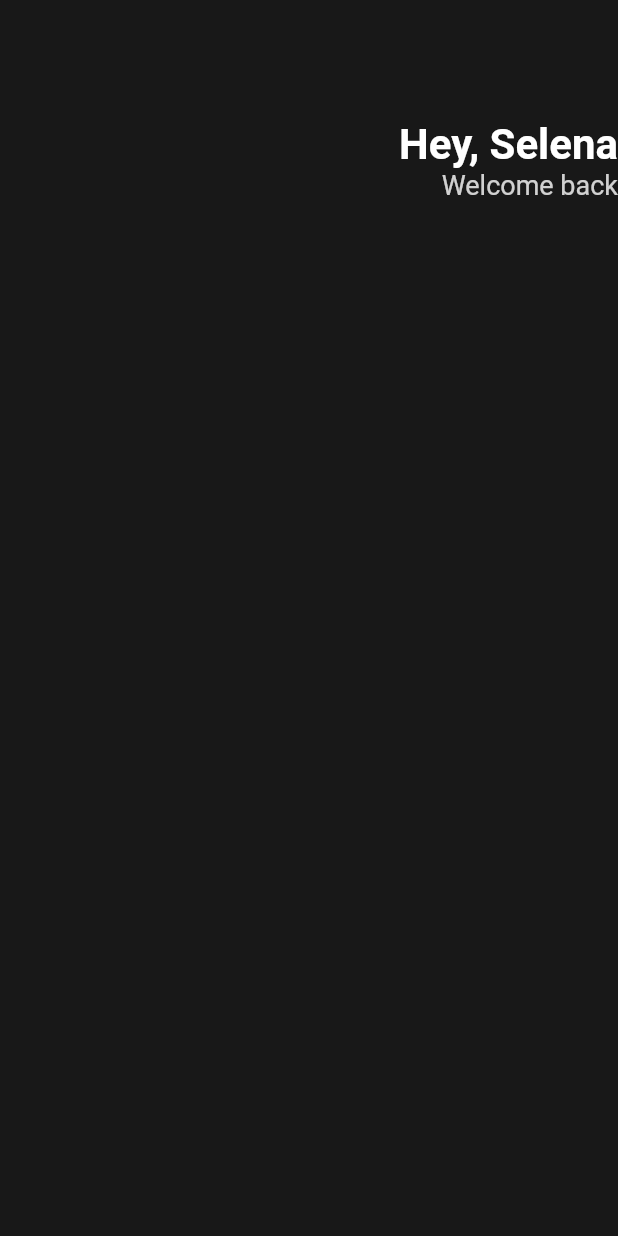
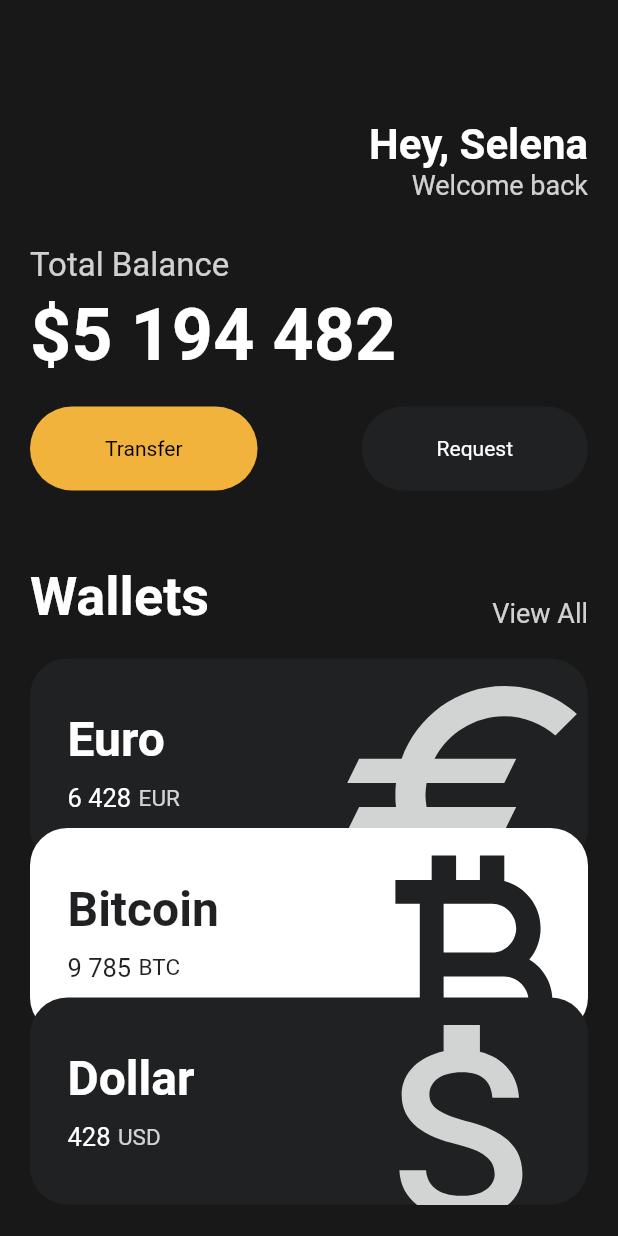
Before and after one commit to paryuyu/toonflix, a Flutter app: the screen it shows after launch, on a phone screen of 412 x 824 dp. Run offline on Flutter 3.47's test engine with Material 2 defaults, Android fonts, the phone set to English and light mode, and no system bars.

Commit message:
UI challenge 완료

```diff
--- a/lib/main.dart
+++ b/lib/main.dart
@@ -1,22 +1,36 @@
-import 'package:flutter/cupertino.dart';
 import 'package:flutter/material.dart';
+import 'package:toonflix/widgets/button.dart';
+import 'package:toonflix/widgets/currency_card.dart';
+
+const taxAmount = 15;
+const priceAmount = 30;
+
+var finalPrice = taxAmount + priceAmount;
 
 void main() {
-  runApp(App());
+  runApp(const App());
 }
 
 //이게 이 어플리케이션의 루트임.
 class App extends StatelessWidget {
+  const App({super.key});
+
   //모든 위젯은 빌드 메소드를 써야함
   @override
   Widget build(BuildContext context) {
     //기본 UI 세팅 : CupertinoApp(ios theme), MaterialApp
     return MaterialApp(
       home: Scaffold(
-          backgroundColor: Color(0xFF181818),
-          body: Column(
+        backgroundColor: const Color(0xFF181818),
+        body: SingleChildScrollView(
+          child: Padding(
+            padding: const EdgeInsets.symmetric(
+              horizontal: 20,
+            ),
+            child: Column(
+              crossAxisAlignment: CrossAxisAlignment.start,
               children: [
-              SizedBox(
+                const SizedBox(
                   height: 80,
                 ),
                 Row(
@@ -25,7 +39,7 @@ class App extends StatelessWidget {
                     Column(
                       crossAxisAlignment: CrossAxisAlignment.end,
                       children: [
-                      Text(
+                        const Text(
                           'Hey, Selena',
                           style: TextStyle(
                             color: Colors.white,
@@ -44,8 +58,102 @@ class App extends StatelessWidget {
                     ),
                   ],
                 ),
+                const SizedBox(
+                  height: 30,
+                ),
+                Text(
+                  'Total Balance',
+                  style: TextStyle(
+                    fontSize: 22,
+                    color: Colors.white.withOpacity(0.8),
+                  ),
+                ),
+                const SizedBox(
+                  height: 5,
+                ),
+                Text(
+                  '\$5 194 482',
+                  style: TextStyle(
+                    fontSize: 48,
+                    fontWeight: FontWeight.w600,
+                    color: Colors.white.withOpacity(1),
+                  ),
+                ),
+                const SizedBox(
+                  height: 20,
+                ),
+                const Row(
+                  mainAxisAlignment: MainAxisAlignment.spaceBetween,
+                  children: [
+                    Button(
+                        text: 'Transfer',
+                        bgColor: Color(0xFFF1B33B),
+                        textColor: Colors.black),
+                    Button(
+                        text: 'Request',
+                        bgColor: Color(0xFF1F2123),
+                        textColor: Colors.white)
                   ],
-          )),
+                ),
+                const SizedBox(
+                  height: 50,
+                ),
+                Row(
+                  mainAxisAlignment: MainAxisAlignment.spaceBetween,
+                  crossAxisAlignment: CrossAxisAlignment.end,
+                  children: [
+                    const Text(
+                      'Wallets',
+                      style: TextStyle(
+                        color: Colors.white,
+                        fontSize: 36,
+                        fontWeight: FontWeight.w600,
+                      ),
+                    ),
+                    Text(
+                      'View All',
+                      style: TextStyle(
+                        color: Colors.white.withOpacity(0.8),
+                        fontSize: 18,
+                      ),
+                    ),
+                  ],
+                ),
+                const SizedBox(
+                  height: 20,
+                ),
+                const CurrencyCard(
+                  name: 'Euro',
+                  code: 'EUR',
+                  amount: '6 428',
+                  icon: Icons.euro,
+                  isInverted: false,
+                ),
+                Transform.translate(
+                  offset: const Offset(0, -25),
+                  child: const CurrencyCard(
+                    name: 'Bitcoin',
+                    code: 'BTC',
+                    amount: '9 785',
+                    icon: Icons.currency_bitcoin,
+                    isInverted: true,
+                  ),
+                ),
+                Transform.translate(
+                  offset: const Offset(0, -50),
+                  child: const CurrencyCard(
+                    name: 'Dollar',
+                    code: 'USD',
+                    amount: '428',
+                    icon: Icons.attach_money_outlined,
+                    isInverted: false,
+                  ),
+                )
+              ],
+            ),
+          ),
+        ),
+      ),
     );
   }
 }
--- /dev/null
+++ b/lib/widgets/button.dart
@@ -0,0 +1,35 @@
+//Dart Class 를 만들어보자.
+import 'package:flutter/material.dart';
+
+class Button extends StatelessWidget {
+  final String text;
+  final Color bgColor;
+  final Color textColor;
+
+  const Button(
+      // 생성자 함수
+      {super.key,
+      required this.text,
+      required this.bgColor,
+      required this.textColor});
+
+  @override
+  Widget build(BuildContext context) {
+    return Container(
+      decoration: BoxDecoration(
+          color: bgColor, borderRadius: BorderRadius.circular(45)),
+      child: Padding(
+        padding: const EdgeInsets.symmetric(
+          horizontal: 50,
+          vertical: 20,
+        ),
+        child: Text(
+          text,
+          style: TextStyle(
+            color: textColor,
+          ),
+        ),
+      ),
+    );
+  }
+}
--- /dev/null
+++ b/lib/widgets/currency_card.dart
@@ -0,0 +1,89 @@
+import 'package:flutter/material.dart';
+
+class CurrencyCard extends StatelessWidget {
+  final String name, code, amount;
+  final IconData icon;
+  final bool isInverted;
+  const CurrencyCard({
+    super.key,
+    required this.name,
+    required this.code,
+    required this.amount,
+    required this.icon,
+    required this.isInverted,
+  });
+
+  @override
+  Widget build(BuildContext context) {
+    return Container(
+      clipBehavior: Clip.hardEdge, //overflow : hidden
+      decoration: BoxDecoration(
+          color: isInverted ? Colors.white : const Color(0xFF1F2123),
+          borderRadius: BorderRadius.circular(25)),
+      child: Padding(
+        padding: const EdgeInsets.symmetric(
+          horizontal: 25,
+          vertical: 25,
+        ),
+        child: Row(
+          mainAxisAlignment: MainAxisAlignment.spaceBetween,
+          children: [
+            Column(
+              crossAxisAlignment: CrossAxisAlignment.start,
+              children: [
+                Text(
+                  name,
+                  style: TextStyle(
+                    color: isInverted ? const Color(0xFF1F2123) : Colors.white,
+                    fontSize: 32,
+                    fontWeight: FontWeight.w600,
+                  ),
+                ),
+                const SizedBox(
+                  height: 10,
+                ),
+                Row(
+                  children: [
+                    Text(
+                      amount,
+                      style: TextStyle(
+                        color:
+                            isInverted ? const Color(0xFF1F2123) : Colors.white,
+                        fontSize: 17,
+                      ),
+                    ),
+                    const SizedBox(
+                      width: 5,
+                    ),
+                    Text(
+                      code,
+                      style: TextStyle(
+                        color: isInverted
+                            ? const Color(0xFF1F2123)
+                            : Colors.white.withOpacity(0.8),
+                        fontSize: 15,
+                      ),
+                    ),
+                  ],
+                ),
+              ],
+            ),
+            Transform.scale(
+              scale: 2.2,
+              child: Transform.translate(
+                offset: const Offset(-5, 10),
+                child: Icon(
+                  icon,
+                  color: isInverted
+                      ? const Color(0xFF1F2123)
+                      : Colors.white.withOpacity(0.8),
+                  size: 88,
+                ),
+              ),
+            )
+          ],
+        ),
+      ),
+    );
+  }
+}
```
Lines whose indentation alone changed are shown as unchanged.
